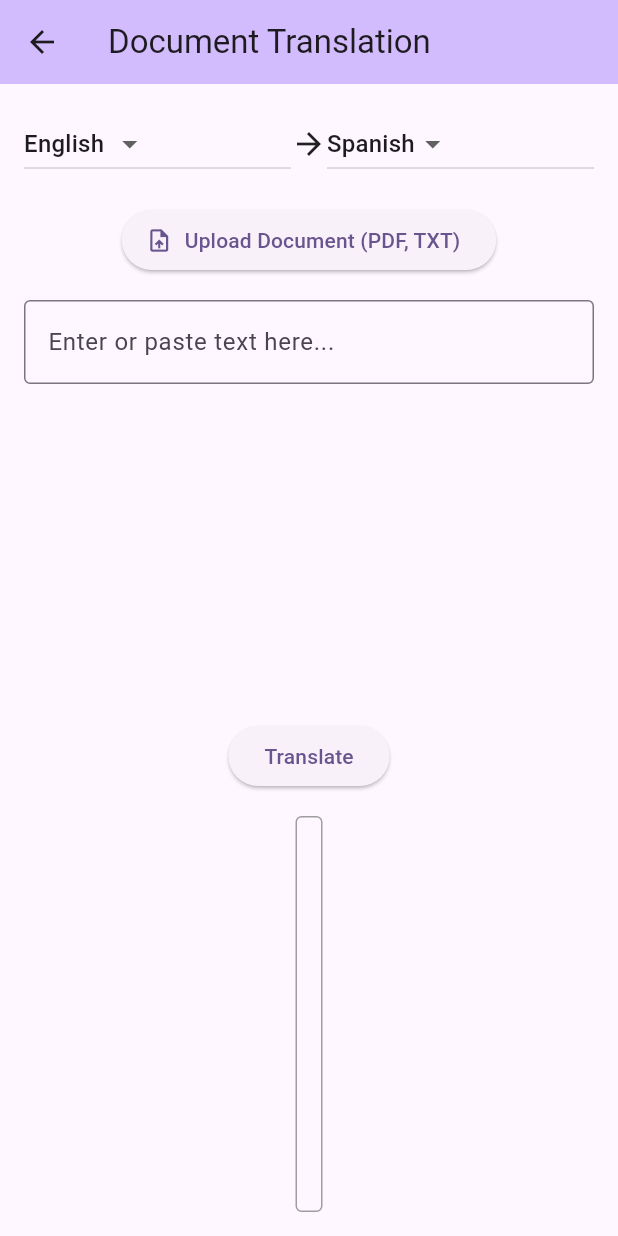
After one commit to g4stlyx/ai_super_app, a Flutter app: the DocumentTranslationScreen screen opened directly, after a tap on "Upload Document (PDF, TXT)", on a phone screen of 412 x 824 dp. The commit adds this screen. Run offline on Flutter 3.47's test engine with Material 3 defaults, Android fonts, the phone set to English and light mode, and no system bars; our stand-ins replace file_picker, flutter_dotenv, flutter_tts, google_generative_ai, image_picker, permission_handler and 2 more; missing offline and left inert: google_mlkit_image_labeling, read_pdf_text, translator; accounts and stored records are empty.

Commit message:
document translation feature, because why not

```diff
--- /dev/null
+++ b/lib/screens/document_translation_screen.dart
@@ -0,0 +1,199 @@
+// ignore_for_file: use_build_context_synchronously
+
+import 'package:flutter/material.dart';
+import 'package:file_picker/file_picker.dart';
+import 'dart:io';
+import '../services/translation_service.dart';
+import 'package:read_pdf_text/read_pdf_text.dart';
+
+class DocumentTranslationScreen extends StatefulWidget {
+  const DocumentTranslationScreen({super.key});
+
+  @override
+  State<DocumentTranslationScreen> createState() => _DocumentTranslationScreenState();
+}
+
+class _DocumentTranslationScreenState extends State<DocumentTranslationScreen> {
+  final TranslationService _translationService = TranslationService();
+  final TextEditingController _textController = TextEditingController();
+  String _translatedText = '';
+  bool _isTranslating = false;
+  String _sourceLanguage = 'en';
+  String _targetLanguage = 'es';
+
+  Future<void> _pickAndReadFile() async {
+    try {
+      FilePickerResult? result = await FilePicker.platform.pickFiles(
+        type: FileType.custom,
+        allowedExtensions: ['txt', 'pdf', 'doc', 'docx'],
+      );
+
+      if (result != null) {
+        final file = File(result.files.single.path!);
+        final extension = result.files.single.extension?.toLowerCase() ?? '';
+        String contents = '';
+
+        switch (extension) {
+          case 'pdf':
+            contents = await _readPdfFile(file);
+            break;
+          case 'txt':
+            contents = await file.readAsString();
+            break;
+          case 'doc':
+          case 'docx':
+            // Show message that DOC/DOCX support is coming soon
+            ScaffoldMessenger.of(context).showSnackBar(
+              const SnackBar(
+                content: Text('DOC/DOCX support coming soon. Please convert to PDF or TXT for now.'),
+              ),
+            );
+            return;
+          default:
+            throw Exception('Unsupported file type');
+        }
+
+        setState(() {
+          _textController.text = contents;
+        });
+      }
+    } catch (e) {
+      ScaffoldMessenger.of(context).showSnackBar(
+        SnackBar(content: Text('Error reading file: $e')),
+      );
+    }
+  }
+
+  Future<String> _readPdfFile(File file) async {
+    try {
+      final text = await ReadPdfText.getPDFtext(file.path);
+      return text;
+    } catch (e) {
+      throw Exception('Error reading PDF: $e');
+    }
+  }
+
+  Future<void> _translateDocument() async {
+    if (_textController.text.isEmpty) return;
+
+    setState(() {
+      _isTranslating = true;
+      _translatedText = '';
+    });
+
+    try {
+      final translated = await _translationService.translateDocument(
+        _textController.text,
+        _sourceLanguage,
+        _targetLanguage,
+      );
+
+      setState(() {
+        _translatedText = translated;
+      });
+    } catch (e) {
+      ScaffoldMessenger.of(context).showSnackBar(
+        SnackBar(content: Text('Translation error: $e')),
+      );
+    } finally {
+      setState(() {
+        _isTranslating = false;
+      });
+    }
+  }
+
+  @override
+  Widget build(BuildContext context) {
+    return Scaffold(
+      appBar: AppBar(
+        title: const Text('Document Translation'),
+        backgroundColor: Theme.of(context).colorScheme.inversePrimary,
+      ),
+      body: Padding(
+        padding: const EdgeInsets.all(16.0),
+        child: Column(
+          children: [
+            Row(
+              children: [
+                Expanded(
+                  child: DropdownButton<String>(
+                    value: _sourceLanguage,
+                    items: const [
+                      DropdownMenuItem(value: 'en', child: Text('English')),
+                      DropdownMenuItem(value: 'es', child: Text('Spanish')),
+                      DropdownMenuItem(value: 'fr', child: Text('French')),
+                      // Add more languages as needed
+                    ],
+                    onChanged: (value) {
+                      setState(() {
+                        _sourceLanguage = value!;
+                      });
+                    },
+                  ),
+                ),
+                const Icon(Icons.arrow_forward),
+                Expanded(
+                  child: DropdownButton<String>(
+                    value: _targetLanguage,
+                    items: const [
+                      DropdownMenuItem(value: 'en', child: Text('English')),
+                      DropdownMenuItem(value: 'es', child: Text('Spanish')),
+                      DropdownMenuItem(value: 'fr', child: Text('French')),
+                      // Add more languages as needed
+                    ],
+                    onChanged: (value) {
+                      setState(() {
+                        _targetLanguage = value!;
+                      });
+                    },
+                  ),
+                ),
+              ],
+            ),
+            const SizedBox(height: 16),
+            ElevatedButton.icon(
+              onPressed: _pickAndReadFile,
+              icon: const Icon(Icons.upload_file),
+              label: const Text('Upload Document (PDF, TXT)'),
+            ),
+            const SizedBox(height: 16),
+            Expanded(
+              child: TextField(
+                controller: _textController,
+                maxLines: null,
+                decoration: const InputDecoration(
+                  border: OutlineInputBorder(),
+                  hintText: 'Enter or paste text here...',
+                ),
+              ),
+            ),
+            const SizedBox(height: 16),
+            ElevatedButton(
+              onPressed: _isTranslating ? null : _translateDocument,
+              child: _isTranslating ? const CircularProgressIndicator() : const Text('Translate'),
+            ),
+            const SizedBox(height: 16),
+            Expanded(
+              child: Container(
+                padding: const EdgeInsets.all(8),
+                decoration: BoxDecoration(
+                  border: Border.all(color: Colors.grey),
+                  borderRadius: BorderRadius.circular(4),
+                ),
+                child: SingleChildScrollView(
+                  child: Text(_translatedText),
+                ),
+              ),
+            ),
+          ],
+        ),
+      ),
+    );
+  }
+
+  @override
+  void dispose() {
+    _textController.dispose();
+    super.dispose();
+  }
+}
--- a/pubspec.yaml
+++ b/pubspec.yaml
@@ -26,6 +26,12 @@ dependencies:
   speech_to_text:
   flutter_tts: # Text-to-speech
   translator: # google translator
+  # document translation
+  file_picker:
+  read_pdf_text:
+
+
+
 
 dev_dependencies:
   flutter_test:
```
Also changed, not shown: lib/screens/main_page.dart (+16 -0 lines), lib/services/translation_service.dart (+55 -0 lines), pubspec.lock, 2 other files.
